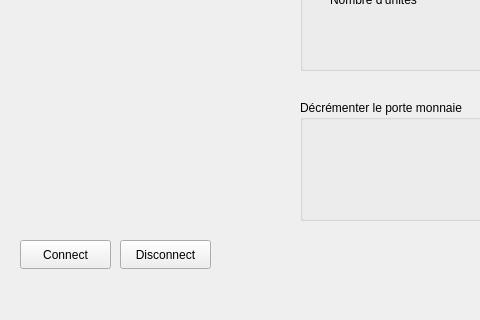
This is TP1/window.ui in ChristianHasbani/Communication_Sans_Fil_TP as Qt 5 draws it before an edit; both pictures show x 0 to 480 and y 280 to 600 of the 800 by 600 pixel window. The edited form follows.
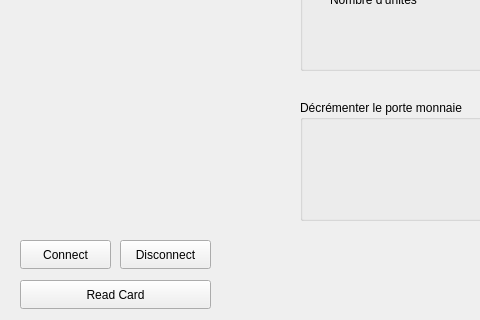
This is the edited form.

What changed in the file:
```diff
--- a/TP1/window.ui
+++ b/TP1/window.ui
@@ -173,7 +173,7 @@
    <property name="geometry">
     <rect>
      <x>30</x>
-     <y>560</y>
+     <y>490</y>
      <width>181</width>
      <height>20</height>
     </rect>
@@ -182,6 +182,19 @@
     <string/>
    </property>
   </widget>
+  <widget class="QPushButton" name="readCardBtn">
+   <property name="geometry">
+    <rect>
+     <x>20</x>
+     <y>560</y>
+     <width>191</width>
+     <height>29</height>
+    </rect>
+   </property>
+   <property name="text">
+    <string>Read Card</string>
+   </property>
+  </widget>
  </widget>
  <resources/>
  <connections/>
```
Left out of the diff: 4 changed lines with no effect on the pictures.
